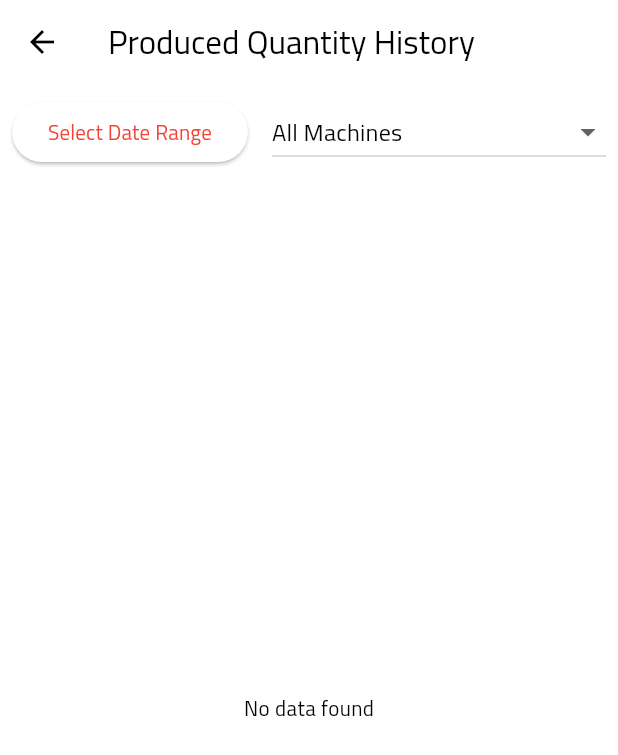
After one commit to Rayenelhafsi/Wewire, a Flutter app: the ProducedQuantityHistoryManagement screen opened directly, on a phone screen of 412 x 824 dp. The commit adds this screen. Shown: the top 755 px of the screen. Run offline on Flutter 3.47's test engine with Material 3 defaults, Android fonts, the phone set to English and light mode, and no system bars; our stand-ins replace cloud_firestore, firebase_auth, firebase_core, firebase_database, firebase_messaging, flutter_local_notifications and 3 more; accounts and stored records are empty.

Commit message:
"produced history screen"

```diff
--- a/lib/screens/auth/login_screen.dart
+++ b/lib/screens/auth/login_screen.dart
@@ -54,7 +54,6 @@ class _LoginScreenState extends State<LoginScreen> {
               content: Text(
                 'Authentication failed. Please check your credentials.',
               ),
-              backgroundColor: Colors.red,
             ),
           );
         }
@@ -63,10 +62,7 @@ class _LoginScreenState extends State<LoginScreen> {
         Navigator.of(context).pop();
 
         ScaffoldMessenger.of(context).showSnackBar(
-          SnackBar(
-            content: Text('Error during authentication: $e'),
-            backgroundColor: Colors.red,
-          ),
+          SnackBar(content: Text('Error during authentication: $e')),
         );
       }
     }
--- a/lib/screens/dashboard/admin_dashboard.dart
+++ b/lib/screens/dashboard/admin_dashboard.dart
@@ -13,6 +13,7 @@ import '../../screens/chat/chat_screen.dart';
 import '../../screens/dashboard/work_requests_management.dart';
 import '../../screens/dashboard/work_history_management.dart';
 import '../../screens/dashboard/analytics_dashboard.dart';
+import '../../screens/dashboard/produced_quantity_history_management.dart';
 
 class AdminDashboard extends StatefulWidget {
   final app_models.User user;
@@ -39,6 +40,7 @@ class _AdminDashboardState extends State<AdminDashboard> {
       WorkRequestsManagement(), // New section for work requests
       WorkHistoryManagement(), // New section for work history
       AnalyticsDashboard(), // Analytics dashboard
+      ProducedQuantityHistoryManagement(), // Produced quantity history
     ];
   }
 
@@ -66,7 +68,9 @@ class _AdminDashboardState extends State<AdminDashboard> {
           padding: EdgeInsets.zero,
           children: [
             DrawerHeader(
-              decoration: const BoxDecoration(color: Colors.blue),
+              decoration: const BoxDecoration(
+                color: Color.fromARGB(255, 190, 40, 40),
+              ),
               child: Text(
                 'Admin Panel',
                 style: const TextStyle(color: Colors.white, fontSize: 24),
@@ -132,6 +136,15 @@ class _AdminDashboardState extends State<AdminDashboard> {
               selected: _selectedIndex == 6,
               onTap: () {
                 _onItemTapped(6);
+                Navigator.pop(context);
+              },
+            ),
+            ListTile(
+              leading: const Icon(Icons.production_quantity_limits),
+              title: const Text('Produced Quantity History'),
+              selected: _selectedIndex == 7,
+              onTap: () {
+                _onItemTapped(7);
                 Navigator.pop(context);
               },
             ),
--- /dev/null
+++ b/lib/screens/dashboard/produced_quantity_history_management.dart
@@ -0,0 +1,132 @@
+import 'package:flutter/material.dart';
+import '../../models/session_model.dart';
+import '../../services/firebase_service.dart';
+
+class ProducedQuantityHistoryManagement extends StatefulWidget {
+  const ProducedQuantityHistoryManagement({super.key});
+
+  @override
+  State<ProducedQuantityHistoryManagement> createState() =>
+      _ProducedQuantityHistoryManagementState();
+}
+
+class _ProducedQuantityHistoryManagementState
+    extends State<ProducedQuantityHistoryManagement> {
+  DateTimeRange? _selectedDateRange;
+  String? _selectedMachine;
+
+  @override
+  Widget build(BuildContext context) {
+    return Scaffold(
+      appBar: AppBar(title: const Text('Produced Quantity History')),
+      body: Column(
+        children: [
+          Padding(
+            padding: const EdgeInsets.all(8.0),
+            child: Row(
+              children: [
+                ElevatedButton(
+                  onPressed: () async {
+                    final now = DateTime.now();
+                    final picked = await showDateRangePicker(
+                      context: context,
+                      firstDate: DateTime(now.year - 5),
+                      lastDate: DateTime(now.year + 1),
+                      initialDateRange: _selectedDateRange,
+                    );
+                    if (picked != null) {
+                      setState(() {
+                        _selectedDateRange = picked;
+                      });
+                    }
+                  },
+                  child: Text(
+                    _selectedDateRange == null
+                        ? 'Select Date Range'
+                        : '${_selectedDateRange!.start.toLocal().toString().split(' ')[0]} - ${_selectedDateRange!.end.toLocal().toString().split(' ')[0]}',
+                  ),
+                ),
+                const SizedBox(width: 16),
+                Expanded(
+                  child: StreamBuilder<List<String>>(
+                    stream: FirebaseService.getMachineIds(),
+                    builder: (context, snapshot) {
+                      if (snapshot.hasError) {
+                        return const Text('Error loading machines');
+                      }
+                      if (!snapshot.hasData) {
+                        return const CircularProgressIndicator();
+                      }
+                      final machines = snapshot.data!;
+                      return DropdownButton<String?>(
+                        isExpanded: true,
+                        value: _selectedMachine,
+                        hint: const Text('Select Machine or All'),
+                        items: [
+                          const DropdownMenuItem(
+                            value: null,
+                            child: Text('All Machines'),
+                          ),
+                          ...machines.map(
+                            (machine) => DropdownMenuItem(
+                              value: machine,
+                              child: Text(machine),
+                            ),
+                          ),
+                        ],
+                        onChanged: (value) {
+                          setState(() {
+                            _selectedMachine = value;
+                          });
+                        },
+                      );
+                    },
+                  ),
+                ),
+              ],
+            ),
+          ),
+          Expanded(
+            child: StreamBuilder<List<Session>>(
+              stream: FirebaseService.getFilteredSessions(
+                dateRange: _selectedDateRange,
+                machineId: _selectedMachine,
+              ),
+              builder: (context, snapshot) {
+                if (snapshot.hasError) {
+                  return Center(
+                    child: Text('Error loading sessions: ${snapshot.error}'),
+                  );
+                }
+                if (!snapshot.hasData) {
+                  return const Center(child: CircularProgressIndicator());
+                }
+                final sessions = snapshot.data!;
+                if (sessions.isEmpty) {
+                  return const Center(child: Text('No data found'));
+                }
+                return ListView.builder(
+                  itemCount: sessions.length,
+                  itemBuilder: (context, index) {
+                    final session = sessions[index];
+                    return ListTile(
+                      title: Text(
+                        'Machine: ${session.machineReference ?? "N/A"}, Operator: ${session.operatorMatricule ?? "N/A"}',
+                      ),
+                      subtitle: Text(
+                        'Produced Quantity: ${session.producedQuantity ?? 0}, Scrap Quantity: ${session.scrapQuantity ?? 0}',
+                      ),
+                      trailing: Text(
+                        '${session.startTime != null ? session.startTime!.toLocal().toString().split(' ')[0] : "N/A"} - ${session.endTime != null ? session.endTime!.toLocal().toString().split(' ')[0] : "N/A"}',
+                      ),
+                    );
+                  },
+                );
+              },
+            ),
+          ),
+        ],
+      ),
+    );
+  }
+}
--- a/lib/services/firebase_service.dart
+++ b/lib/services/firebase_service.dart
@@ -4,8 +4,9 @@ import 'dart:convert';
 import 'dart:io';
 import 'package:cloud_firestore/cloud_firestore.dart';
 import 'package:firebase_auth/firebase_auth.dart';
-import 'package:firebase_database/firebase_database.dart';
+import 'package:firebase_database/firebase_database.dart' hide Query;
 import 'package:firebase_core/firebase_core.dart';
+import 'package:flutter/material.dart';
 import 'package:http/http.dart' as http;
 import 'package:googleapis_auth/auth_io.dart';
 import '../models/operator_model.dart';
@@ -79,6 +80,66 @@ class FirebaseService {
         .cast<String>();
   }
 
+  // Get machine IDs for dropdown
+  static Stream<List<String>> getMachineIds() {
+    return _firestore
+        .collection('machines')
+        .snapshots()
+        .map((snapshot) => snapshot.docs.map((doc) => doc.id).toList());
+  }
+
+  // Get operator matricules for dropdown
+  static Stream<List<String>> getOperatorMatricules() {
+    return _firestore
+        .collection('operators')
+        .snapshots()
+        .map((snapshot) => snapshot.docs.map((doc) => doc.id).toList());
+  }
+
+  // Get filtered sessions based on optional parameters
+  static Stream<List<Session>> getFilteredSessions({
+    DateTimeRange? dateRange,
+    String? machineId,
+    String? operatorMatricule,
+  }) {
+    Query query = _firestore.collection('sessions');
+
+    // Apply filters if provided
+    if (machineId != null && machineId.isNotEmpty) {
+      query = query.where('machineReference', isEqualTo: machineId);
+    }
+
+    if (operatorMatricule != null && operatorMatricule.isNotEmpty) {
+      query = query.where('operatorMatricule', isEqualTo: operatorMatricule);
+    }
+
+    return query
+        .orderBy('startTime', descending: true)
+        .snapshots()
+        .map(
+          (snapshot) => snapshot.docs
+              .map(
+                (doc) => Session.fromJson(doc.data()! as Map<String, dynamic>),
+              )
+              .toList(),
+        )
+        .map((sessions) {
+          // Apply date range filter in memory since Firestore doesn't support complex date range queries easily
+          if (dateRange != null) {
+            return sessions.where((session) {
+              final sessionDate = session.startTime;
+              return sessionDate.isAfter(
+                    dateRange.start.subtract(const Duration(days: 1)),
+                  ) &&
+                  sessionDate.isBefore(
+                    dateRange.end.add(const Duration(days: 1)),
+                  );
+            }).toList();
+          }
+          return sessions;
+        });
+  }
+
   /// Manual fetch of current scans data for testing read access and data structure.
   static Future<List<String>> fetchCurrentScans() async {
     final DatabaseReference scansRef = _realtimeDatabase.ref('scans');
@@ -327,8 +388,11 @@ class FirebaseService {
         .where('status', whereIn: ['open', 'inProgress'])
         .snapshots()
         .map(
-          (snapshot) =>
-              snapshot.docs.map((doc) => Session.fromJson(doc.data())).toList(),
+          (snapshot) => snapshot.docs
+              .map(
+                (doc) => Session.fromJson(doc.data()! as Map<String, dynamic>),
+              )
+              .toList(),
         );
   }
 
@@ -392,8 +456,11 @@ class FirebaseService {
         .orderBy('startTime', descending: true)
         .snapshots()
         .map(
-          (snapshot) =>
-              snapshot.docs.map((doc) => Session.fromJson(doc.data())).toList(),
+          (snapshot) => snapshot.docs
+              .map(
+                (doc) => Session.fromJson(doc.data()! as Map<String, dynamic>),
+              )
+              .toList(),
         );
   }
 
```
Also changed, not shown: lib/main.dart (+13 -1 lines), lib/screens/auth/matricule_login_screen.dart (+10 -7 lines), lib/screens/dashboard/dashboard_screen.dart (+3 -6 lines).
